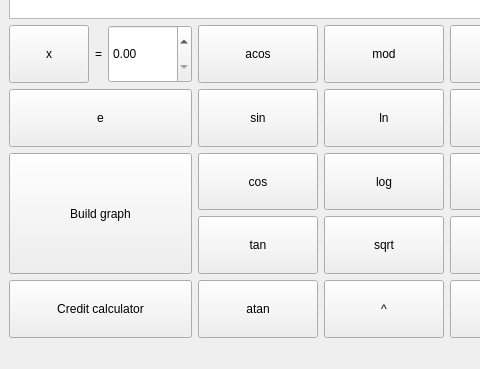
The window that src/view/ui/mainwindow.ui (KVIZORD/SmartCalc) describes before a commit, drawn with Qt 5; both pictures show x 0 to 480 and y 221 to 590 of the 957 by 590 pixel window.
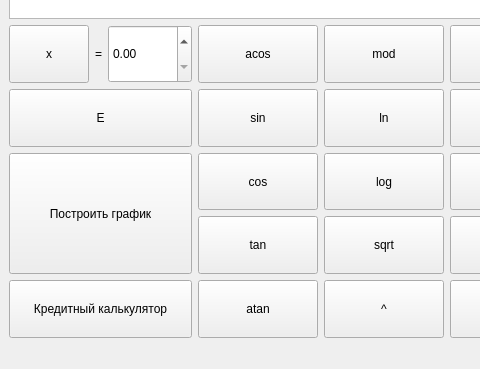
The same window after the commit.

Patch:
```diff
--- a/src/view/ui/mainwindow.ui
+++ b/src/view/ui/mainwindow.ui
@@ -156,7 +156,7 @@
          </sizepolicy>
         </property>
         <property name="text">
-         <string>e</string>
+         <string>E</string>
         </property>
        </widget>
       </item>
@@ -487,7 +487,7 @@
          </sizepolicy>
         </property>
         <property name="text">
-         <string>Build graph</string>
+         <string>Построить график</string>
         </property>
        </widget>
       </item>
@@ -500,7 +500,7 @@
          </sizepolicy>
         </property>
         <property name="text">
-         <string>Credit calculator</string>
+         <string>Кредитный калькулятор</string>
         </property>
        </widget>
       </item>
```
Left out of the diff: 2 changed lines with no effect on the pictures.
